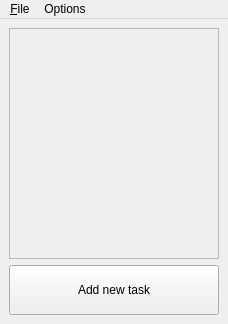
Above: MainWindow.ui from priomsrb/lighttasks before the change. Below: the same form after it.
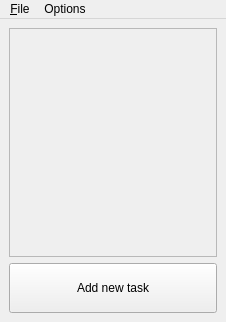
That is the form after the change. Icons and pictures are not drawn.

```diff
--- a/MainWindow.ui
+++ b/MainWindow.ui
@@ -6,8 +6,8 @@
    <rect>
     <x>0</x>
     <y>0</y>
-    <width>228</width>
-    <height>324</height>
+    <width>226</width>
+    <height>322</height>
    </rect>
   </property>
   <property name="windowTitle">
@@ -32,8 +32,8 @@
         <rect>
          <x>0</x>
          <y>0</y>
-         <width>210</width>
-         <height>229</height>
+         <width>208</width>
+         <height>227</height>
         </rect>
        </property>
        <layout class="QVBoxLayout" name="taskListLayout">
@@ -74,7 +74,7 @@
     <rect>
      <x>0</x>
      <y>0</y>
-     <width>228</width>
+     <width>226</width>
      <height>21</height>
     </rect>
    </property>
```
Left out of the diff: 7 changed lines with no effect on the pictures.
